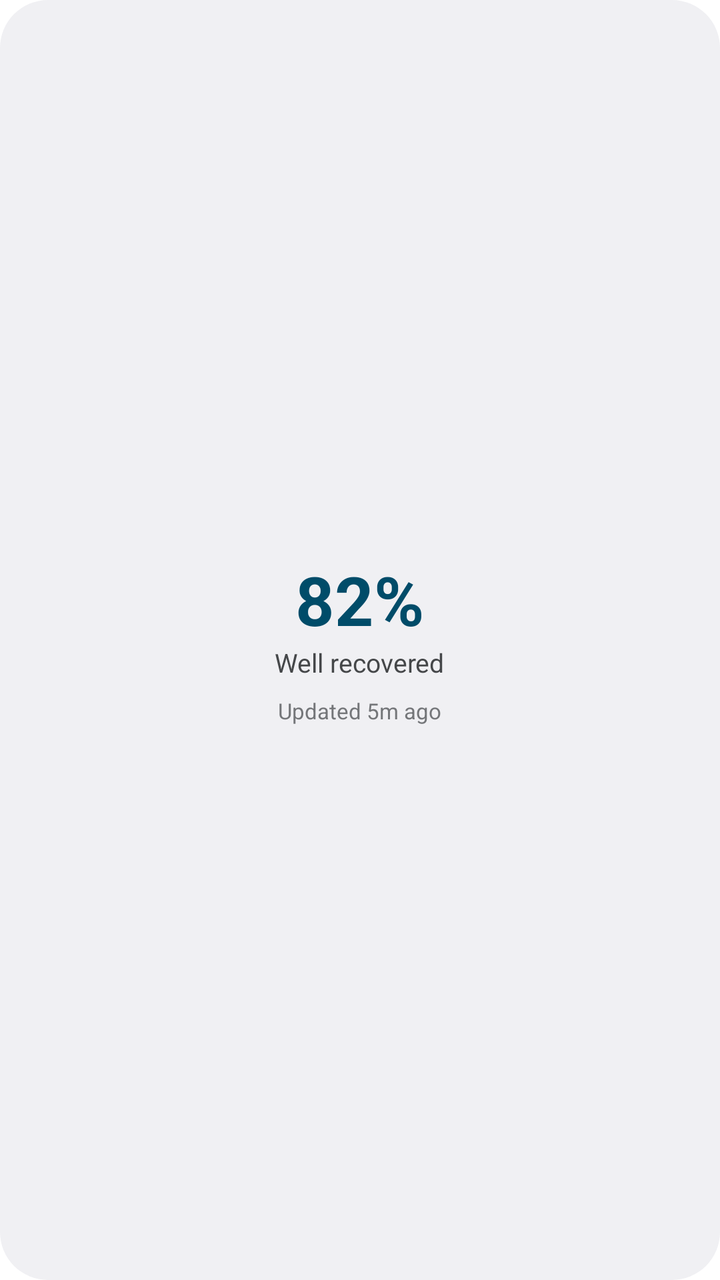
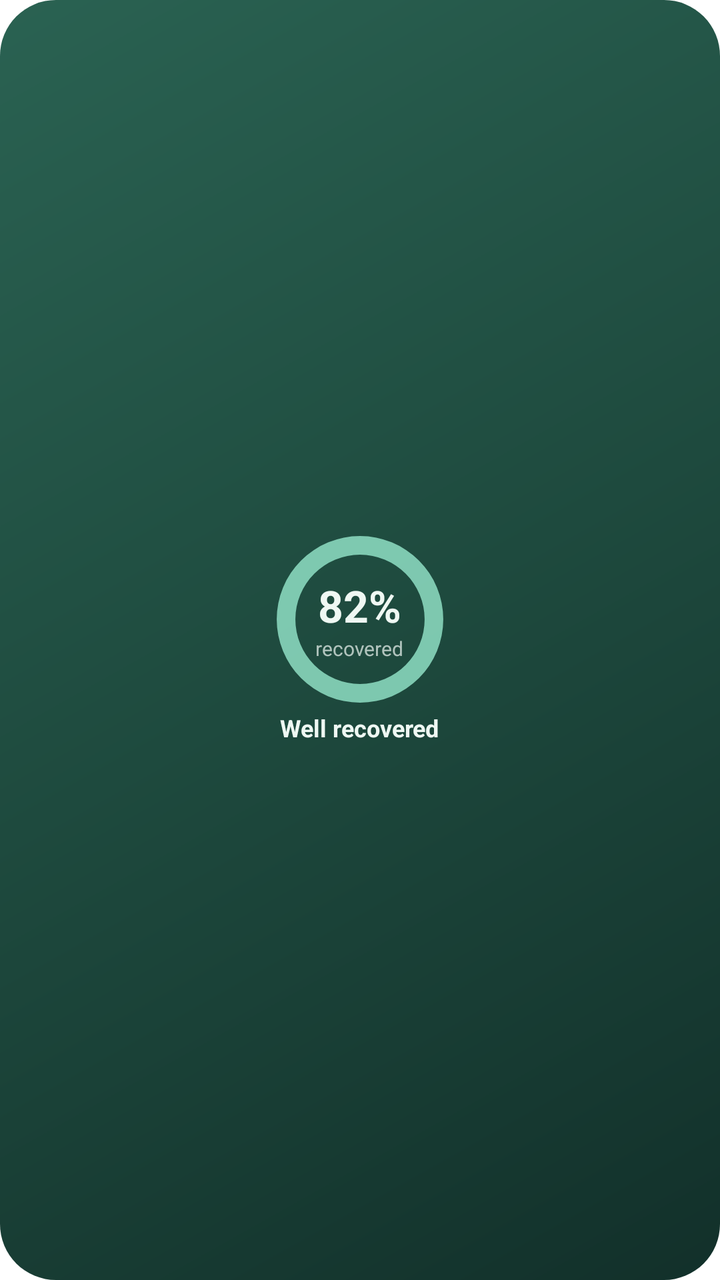

Screens rendered from an Android XML layout before and after an edit, with the pre-edit source and the edit as a unified diff.
<!-- AndroidManifest.xml: fallback theme Theme.MaterialComponents.DayNight.NoActionBar -->
<!-- res/layout/widget_preview_recovery.xml -->
<?xml version="1.0" encoding="utf-8"?>
<LinearLayout xmlns:android="http://schemas.android.com/apk/res/android"
    android:layout_width="match_parent" android:layout_height="match_parent"
    android:background="@drawable/widget_preview_bg" android:orientation="vertical"
    android:gravity="center" android:padding="16dp">
    <TextView android:layout_width="wrap_content" android:layout_height="wrap_content"
        android:text="82%" android:textColor="@android:color/system_accent1_700"
        android:textSize="34sp" android:textStyle="bold" android:maxLines="1" />
    <TextView android:layout_width="wrap_content" android:layout_height="wrap_content"
        android:text="Well recovered" android:textColor="@android:color/system_neutral1_700"
        android:textSize="13sp" android:maxLines="1" />
    <TextView android:layout_width="wrap_content" android:layout_height="wrap_content"
        android:layout_marginTop="8dp" android:text="Updated 5m ago"
        android:textColor="@android:color/system_neutral1_500" android:textSize="11sp" android:maxLines="1" />
</LinearLayout>
<!-- resources referenced by this layout -->
<resources>
  <!-- drawable widget_preview_bg (drawable) -->
  <?xml version="1.0" encoding="utf-8"?>
  <shape xmlns:android="http://schemas.android.com/apk/res/android" android:shape="rectangle">
      <solid android:color="@android:color/system_neutral1_50" />
      <corners android:radius="24dp" />
  </shape>
</resources>

<!-- the commit's change to res/layout/widget_preview_recovery.xml (unified diff, before → after) -->
@@ -1,15 +1,4 @@
 <?xml version="1.0" encoding="utf-8"?>
-<LinearLayout xmlns:android="http://schemas.android.com/apk/res/android"
-    android:layout_width="match_parent" android:layout_height="match_parent"
-    android:background="@drawable/widget_preview_bg" android:orientation="vertical"
-    android:gravity="center" android:padding="16dp">
-    <TextView android:layout_width="wrap_content" android:layout_height="wrap_content"
-        android:text="82%" android:textColor="@android:color/system_accent1_700"
-        android:textSize="34sp" android:textStyle="bold" android:maxLines="1" />
-    <TextView android:layout_width="wrap_content" android:layout_height="wrap_content"
-        android:text="Well recovered" android:textColor="@android:color/system_neutral1_700"
-        android:textSize="13sp" android:maxLines="1" />
-    <TextView android:layout_width="wrap_content" android:layout_height="wrap_content"
-        android:layout_marginTop="8dp" android:text="Updated 5m ago"
-        android:textColor="@android:color/system_neutral1_500" android:textSize="11sp" android:maxLines="1" />
+<LinearLayout xmlns:android="http://schemas.android.com/apk/res/android" android:layout_width="match_parent" android:layout_height="match_parent" android:background="@drawable/widget_bg_forest" android:orientation="vertical" android:gravity="center_vertical" android:padding="14dp">
+<FrameLayout android:layout_width="84dp" android:layout_height="84dp" android:layout_gravity="center_horizontal"><ImageView android:layout_width="match_parent" android:layout_height="match_parent" android:src="@drawable/widget_ring_forest" android:alpha="0.85"/><LinearLayout android:layout_width="wrap_content" android:layout_height="wrap_content" android:layout_gravity="center" android:orientation="vertical" android:gravity="center"><TextView android:layout_width="wrap_content" android:layout_height="wrap_content" android:text="82%" android:textColor="@color/wdg_forest_text" android:textSize="22sp" android:textStyle="bold" android:maxLines="1" /><TextView android:layout_width="wrap_content" android:layout_height="wrap_content" android:text="recovered" android:textColor="@color/wdg_forest_soft" android:textSize="10sp" android:textStyle="normal" android:maxLines="1" /></LinearLayout></FrameLayout><TextView android:layout_width="wrap_content" android:layout_height="wrap_content" android:text="Well recovered" android:textColor="@color/wdg_forest_text" android:textSize="12sp" android:textStyle="bold" android:maxLines="1" android:layout_gravity="center_horizontal" android:layout_marginTop="4dp"/>
 </LinearLayout>
<!-- resource entries referenced after the edit -->
@@ -1,10 +1,20 @@
 <!-- resources referenced by this layout -->
 <resources>
-  <!-- drawable widget_preview_bg (drawable) -->
+  <color name="wdg_forest_soft">#B3EFF8F3</color>
+  <color name="wdg_forest_text">#FFEFF8F3</color>
+  <!-- drawable widget_bg_forest (drawable) -->
   <?xml version="1.0" encoding="utf-8"?>
   <shape xmlns:android="http://schemas.android.com/apk/res/android" android:shape="rectangle">
-      <solid android:color="@android:color/system_neutral1_50" />
-      <corners android:radius="24dp" />
+      <gradient android:angle="315" android:startColor="@color/wdg_forest_start" android:centerColor="@color/wdg_forest_center" android:endColor="@color/wdg_forest_end" />
+      <corners android:radius="@dimen/widget_radius" />
   </shape>
+  <!-- drawable widget_ring_forest (drawable) -->
+  <?xml version="1.0" encoding="utf-8"?>
+  <shape xmlns:android="http://schemas.android.com/apk/res/android" android:shape="ring" android:innerRadiusRatio="2.6" android:thicknessRatio="9" android:useLevel="false"><solid android:color="@color/wdg_forest_accent" /></shape>
+  <color name="wdg_forest_start">#FF2A6252</color>
+  <color name="wdg_forest_center">#FF1E4A3E</color>
+  <color name="wdg_forest_end">#FF12302A</color>
+  <dimen name="widget_radius">28dp</dimen>
+  <color name="wdg_forest_accent">#FF8FE0C4</color>
 </resources>
 
